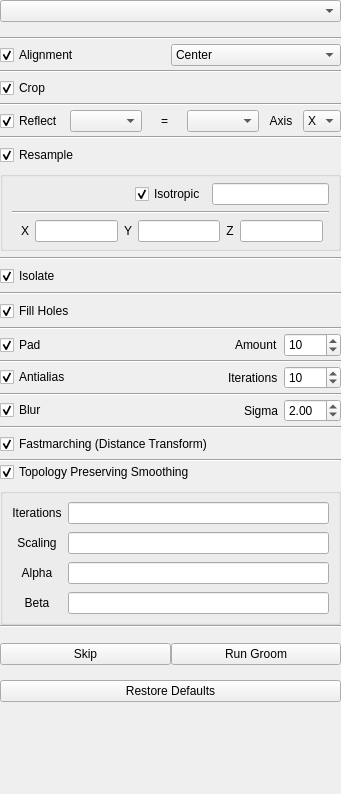
Qt form Studio/src/Groom/GroomTool.ui (SCIInstitute/ShapeWorks) before a commit.
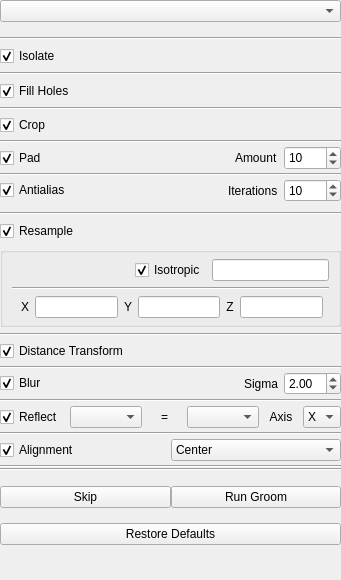
The same form after that commit.

Commit message: Fix padding origin

```diff
--- a/Studio/src/Groom/GroomTool.ui
+++ b/Studio/src/Groom/GroomTool.ui
@@ -7,7 +7,7 @@
     <x>0</x>
     <y>0</y>
     <width>341</width>
-    <height>794</height>
+    <height>580</height>
    </rect>
   </property>
   <property name="windowTitle">
@@ -82,47 +82,77 @@
           </widget>
          </item>
          <item>
-          <widget class="QWidget" name="alignment_widget" native="true">
-           <property name="minimumSize">
-            <size>
-             <width>0</width>
-             <height>30</height>
-            </size>
+          <widget class="QWidget" name="isolate_widget" native="true">
+           <layout class="QGridLayout" name="gridLayout_13">
+            <property name="leftMargin">
+             <number>0</number>
+            </property>
+            <property name="topMargin">
+             <number>6</number>
+            </property>
+            <property name="rightMargin">
+             <number>0</number>
+            </property>
+            <property name="bottomMargin">
+             <number>6</number>
+            </property>
+            <property name="spacing">
+             <number>0</number>
+            </property>
+            <item row="2" column="0">
+             <widget class="QCheckBox" name="isolate_checkbox">
+              <property name="sizePolicy">
+               <sizepolicy hsizetype="Minimum" vsizetype="Preferred">
+                <horstretch>0</horstretch>
+                <verstretch>0</verstretch>
+               </sizepolicy>
+              </property>
+              <property name="text">
+               <string>Isolate</string>
+              </property>
+              <property name="checked">
+               <bool>true</bool>
+              </property>
+             </widget>
+            </item>
+           </layout>
+          </widget>
+         </item>
+         <item>
+          <widget class="Line" name="line_5">
+           <property name="orientation">
+            <enum>Qt::Horizontal</enum>
            </property>
-           <layout class="QGridLayout" name="gridLayout_8">
+          </widget>
+         </item>
+         <item>
+          <widget class="QWidget" name="fill_holes_widget" native="true">
+           <layout class="QGridLayout" name="gridLayout_12" rowstretch="0,0,0,0,0" rowminimumheight="0,0,0,0,0">
             <property name="leftMargin">
              <number>0</number>
             </property>
             <property name="topMargin">
-             <number>0</number>
+             <number>6</number>
             </property>
             <property name="rightMargin">
              <number>0</number>
             </property>
             <property name="bottomMargin">
-             <number>0</number>
+             <number>6</number>
             </property>
             <property name="spacing">
              <number>0</number>
             </property>
-            <item row="0" column="1">
-             <widget class="QComboBox" name="alignment_box">
-              <item>
-               <property name="text">
-                <string>Center</string>
-               </property>
-              </item>
-              <item>
-               <property name="text">
-                <string>Iterative Closest Point</string>
-               </property>
-              </item>
-             </widget>
-            </item>
-            <item row="0" column="0">
-             <widget class="QCheckBox" name="alignment_image_checkbox">
+            <item row="4" column="0">
+             <widget class="QCheckBox" name="fill_holes_checkbox">
+              <property name="sizePolicy">
+               <sizepolicy hsizetype="Minimum" vsizetype="Preferred">
+                <horstretch>0</horstretch>
+                <verstretch>0</verstretch>
+               </sizepolicy>
+              </property>
               <property name="text">
-               <string>Alignment</string>
+               <string>Fill Holes</string>
               </property>
               <property name="checked">
                <bool>true</bool>
@@ -133,7 +163,7 @@
           </widget>
          </item>
          <item>
-          <widget class="Line" name="line_6">
+          <widget class="Line" name="line_15">
            <property name="orientation">
             <enum>Qt::Horizontal</enum>
            </property>
@@ -174,21 +204,27 @@
           </widget>
          </item>
          <item>
-          <widget class="Line" name="line_14">
+          <widget class="Line" name="line">
            <property name="orientation">
             <enum>Qt::Horizontal</enum>
            </property>
           </widget>
          </item>
          <item>
-          <widget class="QWidget" name="reflect_widget" native="true">
+          <widget class="QWidget" name="pad_widget" native="true">
+           <property name="sizePolicy">
+            <sizepolicy hsizetype="Preferred" vsizetype="Fixed">
+             <horstretch>0</horstretch>
+             <verstretch>0</verstretch>
+            </sizepolicy>
+           </property>
            <property name="minimumSize">
             <size>
              <width>0</width>
              <height>30</height>
             </size>
            </property>
-           <layout class="QGridLayout" name="gridLayout_20">
+           <layout class="QGridLayout" name="gridLayout_7">
             <property name="leftMargin">
              <number>0</number>
             </property>
@@ -201,71 +237,138 @@
             <property name="bottomMargin">
              <number>0</number>
             </property>
-            <item row="0" column="0">
-             <widget class="QCheckBox" name="reflect_checkbox">
-              <property name="text">
-               <string>Reflect</string>
-              </property>
-              <property name="checked">
-               <bool>true</bool>
-              </property>
-             </widget>
-            </item>
-            <item row="0" column="4">
-             <widget class="QLabel" name="reflect_on_label">
-              <property name="text">
-               <string>Axis</string>
-              </property>
-              <property name="alignment">
-               <set>Qt::AlignCenter</set>
-              </property>
-             </widget>
-            </item>
-            <item row="0" column="1">
-             <widget class="QComboBox" name="reflect_column"/>
-            </item>
-            <item row="0" column="2">
-             <widget class="QLabel" name="reflect_equal">
-              <property name="text">
-               <string>=</string>
-              </property>
-              <property name="alignment">
-               <set>Qt::AlignCenter</set>
-              </property>
-             </widget>
-            </item>
+            <property name="spacing">
+             <number>6</number>
+            </property>
             <item row="0" column="3">
-             <widget class="QComboBox" name="reflect_choice"/>
+             <widget class="QLabel" name="pad_amount_label">
+              <property name="enabled">
+               <bool>true</bool>
+              </property>
+              <property name="text">
+               <string>Amount</string>
+              </property>
+             </widget>
             </item>
             <item row="0" column="5">
-             <widget class="QComboBox" name="reflect_axis">
-              <item>
-               <property name="text">
-                <string>X</string>
-               </property>
-              </item>
-              <item>
-               <property name="text">
-                <string>Y</string>
-               </property>
-              </item>
-              <item>
-               <property name="text">
-                <string>Z</string>
-               </property>
-              </item>
+             <widget class="QSpinBox" name="padding_amount">
+              <property name="minimumSize">
+               <size>
+                <width>57</width>
+                <height>24</height>
+               </size>
+              </property>
+              <property name="maximum">
+               <number>500</number>
+              </property>
+              <property name="value">
+               <number>10</number>
+              </property>
              </widget>
             </item>
+            <item row="0" column="0">
+             <widget class="QCheckBox" name="autopad_checkbox">
+              <property name="text">
+               <string>Pad</string>
+              </property>
+              <property name="checked">
+               <bool>true</bool>
+              </property>
+             </widget>
+            </item>
+            <item row="0" column="1">
+             <spacer name="horizontalSpacer_3">
+              <property name="orientation">
+               <enum>Qt::Horizontal</enum>
+              </property>
+              <property name="sizeHint" stdset="0">
+               <size>
+                <width>165</width>
+                <height>20</height>
+               </size>
+              </property>
+             </spacer>
+            </item>
            </layout>
           </widget>
          </item>
          <item>
-          <widget class="Line" name="line_16">
+          <widget class="Line" name="line_2">
            <property name="orientation">
             <enum>Qt::Horizontal</enum>
            </property>
           </widget>
          </item>
+         <item>
+          <widget class="QWidget" name="antialias_widget" native="true">
+           <property name="minimumSize">
+            <size>
+             <width>0</width>
+             <height>30</height>
+            </size>
+           </property>
+           <layout class="QGridLayout" name="gridLayout_9">
+            <property name="leftMargin">
+             <number>0</number>
+            </property>
+            <property name="topMargin">
+             <number>0</number>
+            </property>
+            <property name="rightMargin">
+             <number>0</number>
+            </property>
+            <property name="bottomMargin">
+             <number>0</number>
+            </property>
+            <item row="0" column="3">
+             <widget class="QSpinBox" name="antialias_iterations">
+              <property name="minimumSize">
+               <size>
+                <width>57</width>
+                <height>0</height>
+               </size>
+              </property>
+              <property name="maximum">
+               <number>5000</number>
+              </property>
+              <property name="value">
+               <number>10</number>
+              </property>
+             </widget>
+            </item>
+            <item row="0" column="1">
+             <spacer name="horizontalSpacer_6">
+              <property name="orientation">
+               <enum>Qt::Horizontal</enum>
+              </property>
+              <property name="sizeHint" stdset="0">
+               <size>
+                <width>111</width>
+                <height>20</height>
+               </size>
+              </property>
+             </spacer>
+            </item>
+            <item row="0" column="0">
+             <widget class="QCheckBox" name="antialias_checkbox">
+              <property name="text">
+               <string>Antialias</string>
+              </property>
+              <property name="checked">
+               <bool>true</bool>
+              </property>
+             </widget>
+            </item>
+            <item row="0" column="2">
+             <widget class="QLabel" name="antialias_iterations_label">
+              <property name="text">
+               <string>Iterations</string>
+              </property>
+             </widget>
+            </item>
+           </layout>
+          </widget>
+         </item>
          <item>
           <widget class="QWidget" name="resample_widget" native="true">
            <property name="sizePolicy">
@@ -290,6 +393,13 @@
             <property name="bottomMargin">
              <number>6</number>
             </property>
+            <item>
+             <widget class="Line" name="line_16">
+              <property name="orientation">
+               <enum>Qt::Horizontal</enum>
+              </property>
+             </widget>
+            </item>
             <item>
              <widget class="QCheckBox" name="resample_checkbox">
               <property name="text">
@@ -440,115 +550,21 @@
           </widget>
          </item>
          <item>
-          <widget class="Line" name="line_15">
+          <widget class="Line" name="line_14">
            <property name="orientation">
             <enum>Qt::Horizontal</enum>
            </property>
           </widget>
          </item>
          <item>
-          <widget class="QWidget" name="isolate_widget" native="true">
-           <layout class="QGridLayout" name="gridLayout_13">
-            <property name="leftMargin">
-             <number>0</number>
-            </property>
-            <property name="topMargin">
-             <number>6</number>
-            </property>
-            <property name="rightMargin">
-             <number>0</number>
-            </property>
-            <property name="bottomMargin">
-             <number>6</number>
-            </property>
-            <property name="spacing">
-             <number>0</number>
-            </property>
-            <item row="2" column="0">
-             <widget class="QCheckBox" name="isolate_checkbox">
-              <property name="sizePolicy">
-               <sizepolicy hsizetype="Minimum" vsizetype="Preferred">
-                <horstretch>0</horstretch>
-                <verstretch>0</verstretch>
-               </sizepolicy>
-              </property>
-              <property name="text">
-               <string>Isolate</string>
-              </property>
-              <property name="checked">
-               <bool>true</bool>
-              </property>
-             </widget>
-            </item>
-           </layout>
-          </widget>
-         </item>
-         <item>
-          <widget class="Line" name="line_5">
-           <property name="orientation">
-            <enum>Qt::Horizontal</enum>
-           </property>
-          </widget>
-         </item>
-         <item>
-          <widget class="QWidget" name="fill_holes_widget" native="true">
-           <layout class="QGridLayout" name="gridLayout_12" rowstretch="0,0,0,0,0" rowminimumheight="0,0,0,0,0">
-            <property name="leftMargin">
-             <number>0</number>
-            </property>
-            <property name="topMargin">
-             <number>6</number>
-            </property>
-            <property name="rightMargin">
-             <number>0</number>
-            </property>
-            <property name="bottomMargin">
-             <number>6</number>
-            </property>
-            <property name="spacing">
-             <number>0</number>
-            </property>
-            <item row="4" column="0">
-             <widget class="QCheckBox" name="fill_holes_checkbox">
-              <property name="sizePolicy">
-               <sizepolicy hsizetype="Minimum" vsizetype="Preferred">
-                <horstretch>0</horstretch>
-                <verstretch>0</verstretch>
-               </sizepolicy>
-              </property>
-              <property name="text">
-               <string>Fill Holes</string>
-              </property>
-              <property name="checked">
-               <bool>true</bool>
-              </property>
-             </widget>
-            </item>
-           </layout>
-          </widget>
-         </item>
-         <item>
-          <widget class="Line" name="line">
-           <property name="orientation">
-            <enum>Qt::Horizontal</enum>
-           </property>
-          </widget>
-         </item>
-         <item>
-          <widget class="QWidget" name="pad_widget" native="true">
-           <property name="sizePolicy">
-            <sizepolicy hsizetype="Preferred" vsizetype="Fixed">
-             <horstretch>0</horstretch>
-             <verstretch>0</verstretch>
-            </sizepolicy>
-           </property>
+          <widget class="QWidget" name="fastmarching_widget" native="true">
            <property name="minimumSize">
             <size>
              <width>0</width>
              <height>30</height>
             </size>
            </property>
-           <layout class="QGridLayout" name="gridLayout_7">
+           <layout class="QGridLayout" name="gridLayout_14">
             <property name="leftMargin">
              <number>0</number>
             </property>
@@ -561,140 +577,27 @@
             <property name="bottomMargin">
              <number>0</number>
             </property>
-            <property name="spacing">
-             <number>6</number>
-            </property>
-            <item row="0" column="3">
-             <widget class="QLabel" name="pad_amount_label">
-              <property name="enabled">
-               <bool>true</bool>
-              </property>
-              <property name="text">
-               <string>Amount</string>
-              </property>
-             </widget>
-            </item>
-            <item row="0" column="5">
-             <widget class="QSpinBox" name="padding_amount">
+            <item row="0" column="0">
+             <widget class="QCheckBox" name="fastmarching_checkbox">
               <property name="minimumSize">
                <size>
-                <width>57</width>
+                <width>0</width>
                 <height>24</height>
                </size>
               </property>
-              <property name="maximum">
-               <number>500</number>
-              </property>
-              <property name="value">
-               <number>10</number>
-              </property>
-             </widget>
-            </item>
-            <item row="0" column="0">
-             <widget class="QCheckBox" name="autopad_checkbox">
               <property name="text">
-               <string>Pad</string>
+               <string>Distance Transform</string>
               </property>
               <property name="checked">
                <bool>true</bool>
               </property>
              </widget>
             </item>
-            <item row="0" column="1">
-             <spacer name="horizontalSpacer_3">
-              <property name="orientation">
-               <enum>Qt::Horizontal</enum>
-              </property>
-              <property name="sizeHint" stdset="0">
-               <size>
-                <width>165</width>
-                <height>20</height>
-               </size>
-              </property>
-             </spacer>
-            </item>
            </layout>
           </widget>
          </item>
          <item>
-          <widget class="Line" name="line_2">
-           <property name="orientation">
-            <enum>Qt::Horizontal</enum>
-           </property>
-          </widget>
-         </item>
-         <item>
-          <widget class="QWidget" name="antialias_widget" native="true">
-           <property name="minimumSize">
-            <size>
-             <width>0</width>
-             <height>30</height>
-            </size>
-           </property>
-           <layout class="QGridLayout" name="gridLayout_9">
-            <property name="leftMargin">
-             <number>0</number>
-            </property>
-            <property name="topMargin">
-             <number>0</number>
-            </property>
-            <property name="rightMargin">
-             <number>0</number>
-            </property>
-            <property name="bottomMargin">
-             <number>0</number>
-            </property>
-            <item row="0" column="3">
-             <widget class="QSpinBox" name="antialias_iterations">
-              <property name="minimumSize">
-               <size>
-                <width>57</width>
-                <height>0</height>
-               </size>
-              </property>
-              <property name="maximum">
-               <number>5000</number>
-              </property>
-              <property name="value">
-               <number>10</number>
-              </property>
-             </widget>
-            </item>
-            <item row="0" column="1">
-             <spacer name="horizontalSpacer_6">
-              <property name="orientation">
-               <enum>Qt::Horizontal</enum>
-              </property>
-              <property name="sizeHint" stdset="0">
-               <size>
-                <width>111</width>
-                <height>20</height>
-               </size>
-              </property>
-             </spacer>
-            </item>
-            <item row="0" column="0">
-             <widget class="QCheckBox" name="antialias_checkbox">
-              <property name="text">
-               <string>Antialias</string>
-              </property>
-              <property name="checked">
-               <bool>true</bool>
-              </property>
-             </widget>
-            </item>
-            <item row="0" column="2">
-             <widget class="QLabel" name="antialias_iterations_label">
-              <property name="text">
-               <string>Iterations</string>
-              </property>
-             </widget>
-            </item>
-           </layout>
-          </widget>
-         </item>
-         <item>
-          <widget class="Line" name="line_3">
+          <widget class="Line" name="line_4">
            <property name="orientation">
             <enum>Qt::Horizontal</enum>
            </property>
@@ -768,21 +671,21 @@
           </widget>
          </item>
          <item>
-          <widget class="Line" name="line_4">
+          <widget class="Line" name="line_3">
            <property name="orientation">
             <enum>Qt::Horizontal</enum>
            </property>
           </widget>
          </item>
          <item>
-          <widget class="QWidget" name="fastmarching_widget" native="true">
+          <widget class="QWidget" name="reflect_widget" native="true">
            <property name="minimumSize">
             <size>
              <width>0</width>
              <height>30</height>
             </size>
            </property>
-           <layout class="QGridLayout" name="gridLayout_14">
+           <layout class="QGridLayout" name="gridLayout_20">
             <property name="leftMargin">
              <number>0</number>
             </property>
@@ -795,22 +698,61 @@
             <property name="bottomMargin">
              <number>0</number>
             </property>
-            <item row="0" column="0">
-             <widget class="QCheckBox" name="fastmarching_checkbox">
-              <property name="minimumSize">
-               <size>
-                <width>0</width>
-                <height>24</height>
-               </size>
-              </property>
+            <item row="2" column="0">
+             <widget class="QCheckBox" name="reflect_checkbox">
               <property name="text">
-               <string>Fastmarching (Distance Transform)</string>
+               <string>Reflect</string>
               </property>
               <property name="checked">
                <bool>true</bool>
               </property>
              </widget>
             </item>
+            <item row="2" column="5">
+             <widget class="QComboBox" name="reflect_axis">
+              <item>
+               <property name="text">
+                <string>X</string>
+               </property>
+              </item>
+              <item>
+               <property name="text">
+                <string>Y</string>
+               </property>
+              </item>
+              <item>
+               <property name="text">
+                <string>Z</string>
+               </property>
+              </item>
+             </widget>
+            </item>
+            <item row="2" column="1">
+             <widget class="QComboBox" name="reflect_column"/>
+            </item>
+            <item row="2" column="3">
+             <widget class="QComboBox" name="reflect_choice"/>
+            </item>
+            <item row="2" column="4">
+             <widget class="QLabel" name="reflect_on_label">
+              <property name="text">
+               <string>Axis</string>
+              </property>
+              <property name="alignment">
+               <set>Qt::AlignCenter</set>
+              </property>
+             </widget>
+            </item>
+            <item row="2" column="2">
+             <widget class="QLabel" name="reflect_equal">
+              <property name="text">
+               <string>=</string>
+              </property>
+              <property name="alignment">
+               <set>Qt::AlignCenter</set>
+              </property>
+             </widget>
+            </item>
            </layout>
           </widget>
          </item>
@@ -822,14 +764,14 @@
           </widget>
          </item>
          <item>
-          <widget class="QWidget" name="tp_widget" native="true">
+          <widget class="QWidget" name="alignment_widget" native="true">
            <property name="minimumSize">
             <size>
              <width>0</width>
-             <height>163</height>
+             <height>30</height>
             </size>
            </property>
-           <layout class="QGridLayout" name="gridLayout_21">
+           <layout class="QGridLayout" name="gridLayout_8">
             <property name="leftMargin">
              <number>0</number>
             </property>
@@ -842,129 +784,43 @@
             <property name="bottomMargin">
              <number>0</number>
             </property>
-            <item row="1" column="0" rowspan="2" colspan="6">
-             <widget class="QGroupBox" name="tp_box">
-              <property name="minimumSize">
-               <size>
-                <width>0</width>
-                <height>135</height>
-               </size>
-              </property>
-              <property name="font">
-               <font>
-                <weight>50</weight>
-                <bold>false</bold>
-               </font>
-              </property>
-              <property name="title">
-               <string/>
-              </property>
-              <property name="checkable">
-               <bool>false</bool>
-              </property>
-              <layout class="QGridLayout" name="gridLayout_22">
-               <property name="topMargin">
-                <number>6</number>
-               </property>
-               <property name="bottomMargin">
-                <number>6</number>
-               </property>
-               <item row="1" column="1">
-                <widget class="QLineEdit" name="tp_scaling">
-                 <property name="alignment">
-                  <set>Qt::AlignCenter</set>
-                 </property>
-                </widget>
-               </item>
-               <item row="3" column="0">
-                <widget class="QLabel" name="tp_beta_label">
-                 <property name="enabled">
-                  <bool>true</bool>
-                 </property>
-                 <property name="text">
-                  <string>Beta</string>
-                 </property>
-                 <property name="alignment">
-                  <set>Qt::AlignCenter</set>
-                 </property>
-                </widget>
-               </item>
-               <item row="3" column="1">
-                <widget class="QLineEdit" name="tp_beta">
-                 <property name="alignment">
-                  <set>Qt::AlignCenter</set>
-                 </property>
-                </widget>
-               </item>
-               <item row="1" column="0">
-                <widget class="QLabel" name="tp_scaling_label">
-                 <property name="enabled">
-                  <bool>true</bool>
-                 </property>
-                 <property name="text">
-                  <string>Scaling</string>
-                 </property>
-                 <property name="alignment">
-                  <set>Qt::AlignCenter</set>
-                 </property>
-                </widget>
-               </item>
-               <item row="0" column="1">
-                <widget class="QLineEdit" name="tp_iterations">
-                 <property name="alignment">
-                  <set>Qt::AlignCenter</set>
-                 </property>
-                </widget>
-               </item>
-               <item row="2" column="1">
-                <widget class="QLineEdit" name="tp_alpha">
-                 <property name="alignment">
-                  <set>Qt::AlignCenter</set>
-                 </property>
-                </widget>
-               </item>
-               <item row="2" column="0">
-                <widget class="QLabel" name="tp_alpha_label">
-                 <property name="enabled">
-                  <bool>true</bool>
-                 </property>
-                 <property name="text">
-                  <string>Alpha</string>
-                 </property>
-                 <property name="alignment">
-                  <set>Qt::AlignCenter</set>
-                 </property>
-                </widget>
-               </item>
-               <item row="0" column="0">
-                <widget class="QLabel" name="tp_label_iterations">
-                 <property name="enabled">
-                  <bool>true</bool>
-                 </property>
-                 <property name="text">
-                  <string>Iterations</string>
-                 </property>
-                 <property name="alignment">
-                  <set>Qt::AlignCenter</set>
-                 </property>
-                </widget>
-               </item>
-              </layout>
-             </widget>
-            </item>
+            <property name="spacing">
+             <number>0</number>
+            </property>
             <item row="0" column="0">
-             <widget class="QCheckBox" name="tp_checkbox">
+             <widget class="QCheckBox" name="alignment_image_checkbox">
               <property name="text">
-               <string>Topology Preserving Smoothing</string>
+               <string>Alignment</string>
               </property>
               <property name="checked">
                <bool>true</bool>
               </property>
              </widget>
             </item>
+            <item row="0" column="1">
+             <widget class="QComboBox" name="alignment_box">
+              <item>
+               <property name="text">
+                <string>Center</string>
+               </property>
+              </item>
+              <item>
+               <property name="text">
+                <string>Iterative Closest Point</string>
+               </property>
+              </item>
+             </widget>
+            </item>
            </layout>
           </widget>
          </item>
+         <item>
+          <widget class="Line" name="line_6">
+           <property name="orientation">
+            <enum>Qt::Horizontal</enum>
+           </property>
+          </widget>
+         </item>
          <item>
           <widget class="Line" name="line_7">
            <property name="orientation">
```
Left out of the diff: 5 changed lines with no effect on the pictures. The commit also changes 3 other files.
